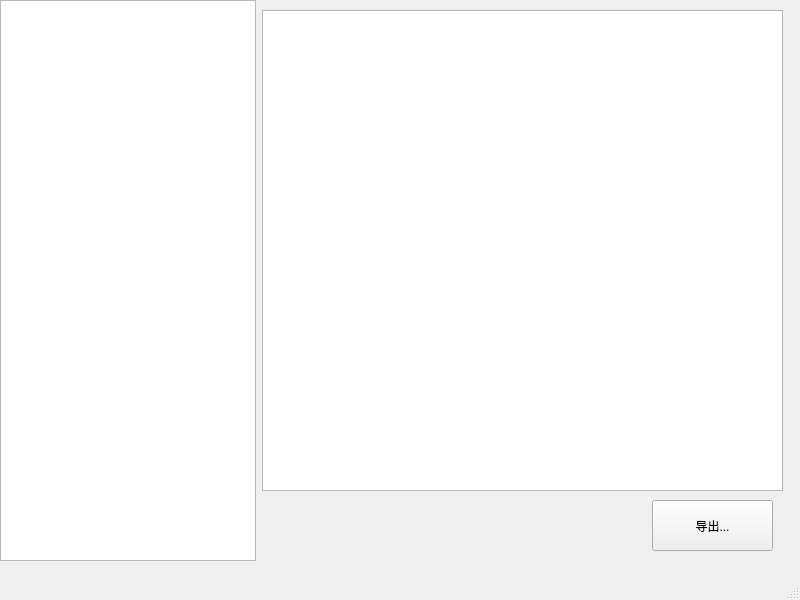
Above: Project/Extra/Excel_Tools/ExcelExportWindow/mainwindow.ui from billwillman/AI-Framework before the change. Below: the same form after it.
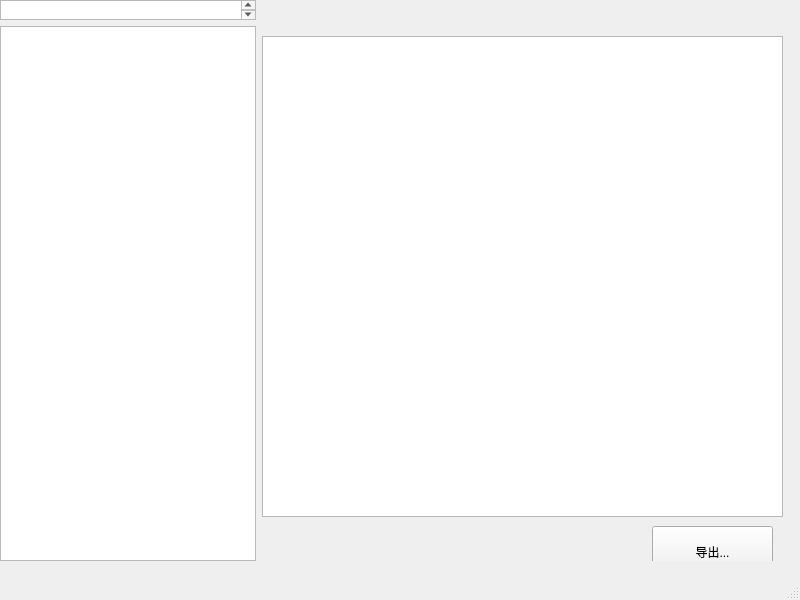
That is the form after the change.

The edit to the form file:
```diff
--- a/Project/Extra/Excel_Tools/ExcelExportWindow/mainwindow.ui
+++ b/Project/Extra/Excel_Tools/ExcelExportWindow/mainwindow.ui
@@ -33,7 +33,7 @@
      <property name="formAlignment">
       <set>Qt::AlignmentFlag::AlignCenter</set>
      </property>
-     <item row="0" column="0">
+     <item row="1" column="0">
       <widget class="QListView" name="QExcelList">
        <property name="editTriggers">
         <set>QAbstractItemView::EditTrigger::NoEditTriggers</set>
@@ -46,7 +46,7 @@
        </property>
       </widget>
      </item>
-     <item row="0" column="1">
+     <item row="1" column="1">
       <widget class="QWidget" name="widget" native="true">
        <widget class="QPushButton" name="pushButton">
         <property name="geometry">
@@ -73,6 +73,16 @@
        </widget>
       </widget>
      </item>
+     <item row="0" column="0">
+      <widget class="QTextEdit" name="textEdit">
+       <property name="maximumSize">
+        <size>
+         <width>16777215</width>
+         <height>20</height>
+        </size>
+       </property>
+      </widget>
+     </item>
     </layout>
    </widget>
   </widget>
```
